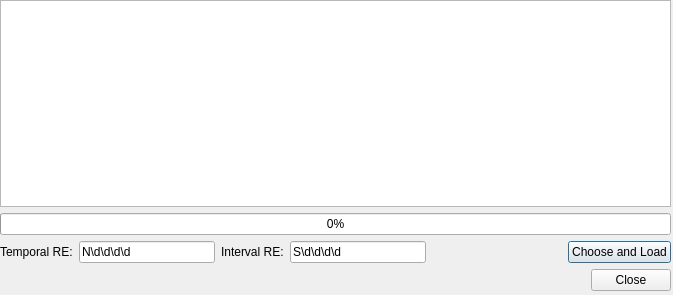
mbernasocchi/multiview, file ui_temporalrasterloaderdialog.ui: the form before one commit.
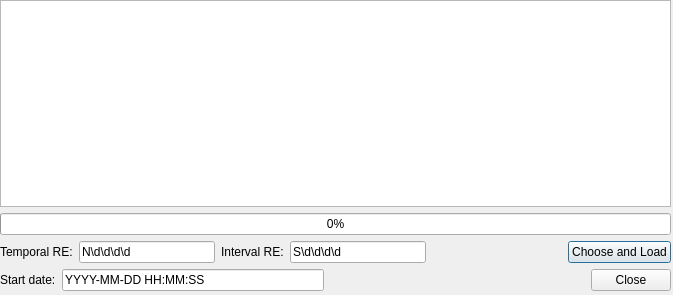
The form after the commit.

The edit to the form file:
```diff
--- a/ui_temporalrasterloaderdialog.ui
+++ b/ui_temporalrasterloaderdialog.ui
@@ -93,6 +93,20 @@
     </item>
     <item>
      <layout class="QHBoxLayout" name="horizontalLayout_4">
+      <item>
+       <widget class="QLabel" name="label_3">
+        <property name="text">
+         <string>Start date:</string>
+        </property>
+       </widget>
+      </item>
+      <item>
+       <widget class="QLineEdit" name="startDatetime">
+        <property name="text">
+         <string>YYYY-MM-DD HH:MM:SS</string>
+        </property>
+       </widget>
+      </item>
       <item>
        <spacer name="horizontalSpacer_2">
         <property name="orientation">
```
